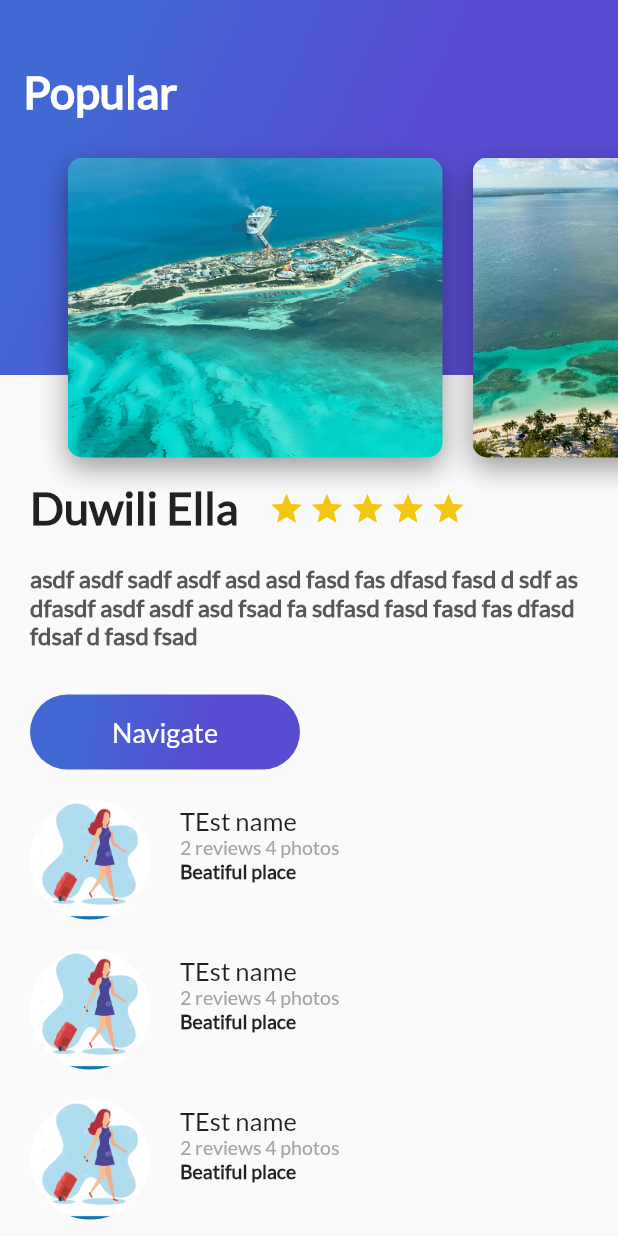
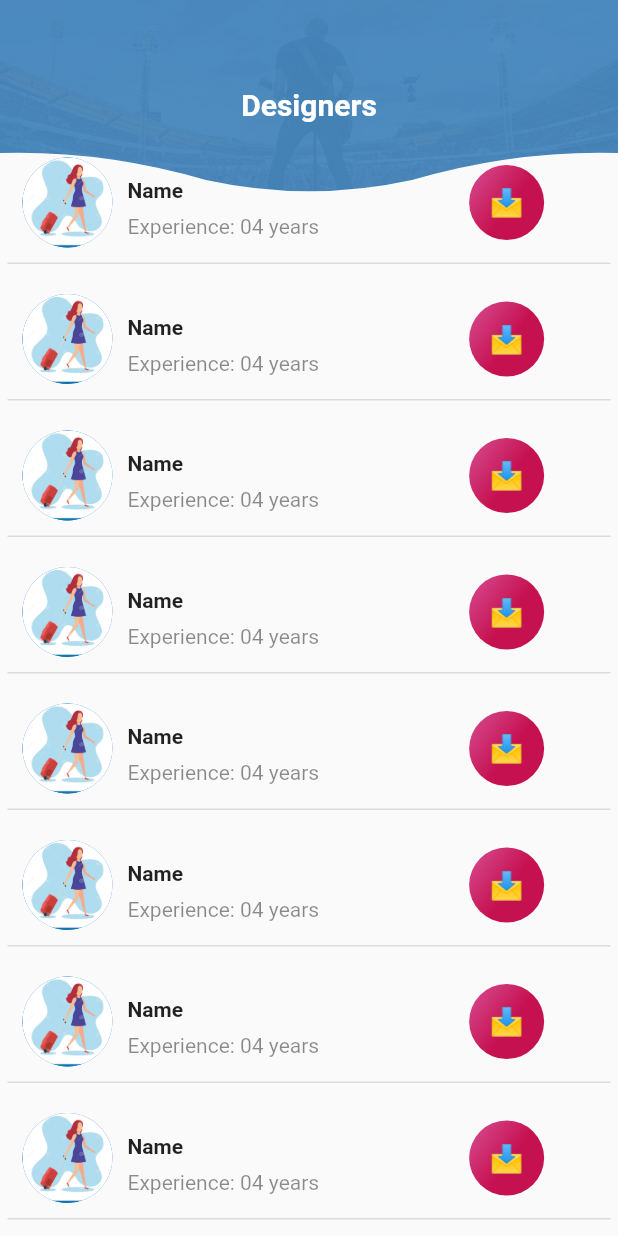
Before and after one commit to kenny08gt/places-flutter, a Flutter app: the screen it shows after launch, on a phone screen of 412 x 824 dp. Run offline on Flutter 3.47's test engine with Material 2 defaults, Android fonts, the phone set to English and light mode, and no system bars.

Commit message:
Complete custome appbar

```diff
--- /dev/null
+++ b/lib/custome_appbar.dart
@@ -0,0 +1,69 @@
+import 'package:flutter/material.dart';
+
+
+class CustomeHeaderAppBar extends StatelessWidget {
+  @override
+  Widget build(BuildContext context) {
+    var stackHeaderAppBar = Stack(
+      children: [
+        Container(
+            child: ClipPath(
+              clipper: WaveClipper(),
+              child: Container(
+                height: 140,
+                width: double.infinity,
+                alignment: Alignment.center,
+                decoration: BoxDecoration(
+                    image: DecorationImage(
+                        fit: BoxFit.cover,
+                        image: AssetImage("assets/imgs/metallica.jpg"),
+                        colorFilter: ColorFilter.mode(
+                            Color.fromRGBO(70, 135, 190, 0.95),
+                            BlendMode.srcATop
+                        )
+                    )
+                ),
+                child: Text("Designers",
+                  style: TextStyle(
+                      fontSize: 20,
+                      color: Colors.white,
+                      fontWeight: FontWeight.bold
+                  ),),
+              ),
+            )
+        )
+      ],
+    );
+    return stackHeaderAppBar;
+  }
+
+}
+
+class WaveClipper extends CustomClipper<Path> {
+  @override
+  Path getClip(Size size) {
+    var path = new Path();
+    path.lineTo(0.0, size.height - 38);
+    var firstStart = Offset(size.width / 6, size.height - 40);
+    var firstEnd = Offset(size.width / 2 - size.width / 6, size.height - 20);
+    path.quadraticBezierTo(
+        firstStart.dx, firstStart.dy, firstEnd.dx, firstEnd.dy);
+    var secondStart = Offset(size.width / 2, size.height - 5);
+    var secondEnd = Offset(size.width / 2 + size.width / 6, size.height - 20);
+    path.quadraticBezierTo(
+        secondStart.dx, secondStart.dy, secondEnd.dx, secondEnd.dy);
+    var thirdStart = Offset(size.width - (size.width / 6), size.height - 40);
+    var thirdEnd = Offset(size.width, size.height - 38);
+    path.quadraticBezierTo(
+        thirdStart.dx, thirdStart.dy, thirdEnd.dx, thirdEnd.dy);
+    path.lineTo(size.width, 0.0);
+    path.close();
+    return path;
+  }
+
+  @override
+  bool shouldReclip(covariant CustomClipper<Path> oldClipper) {
+    return false;
+  }
+
+}
--- a/lib/main.dart
+++ b/lib/main.dart
@@ -1,18 +1,17 @@
 import 'package:flutter/material.dart';
 import 'package:flutter/services.dart';
+import 'package:platzi_trips_app/custome_appbar.dart';
 import 'package:platzi_trips_app/header_appbar.dart';
 import 'package:platzi_trips_app/place/description_place.dart';
 import 'package:platzi_trips_app/place/gradient_back.dart';
 import 'package:platzi_trips_app/place/review.dart';
 import 'package:platzi_trips_app/place/review_list.dart';
+import 'package:platzi_trips_app/widget_list_exercise.dart';
 
 void main() {
-  SystemChrome.setSystemUIOverlayStyle(
-      SystemUiOverlayStyle(
-          statusBarColor: Colors.transparent,
-          statusBarBrightness: Brightness.light
-      )
-  );
+  SystemChrome.setSystemUIOverlayStyle(SystemUiOverlayStyle(
+      statusBarColor: Colors.transparent,
+      statusBarBrightness: Brightness.light));
   runApp(MyApp());
 }
 
@@ -21,35 +20,34 @@ class MyApp extends StatelessWidget {
   @override
   Widget build(BuildContext context) {
     return MaterialApp(
-      title: 'Flutter Demo',
+      title: 'Flutter Demo Platzi Course',
       theme: ThemeData(
-        // This is the theme of your application.
-        //
-        // Try running your application with "flutter run". You'll see the
-        // application has a blue toolbar. Then, without quitting the app, try
-        // changing the primarySwatch below to Colors.green and then invoke
-        // "hot reload" (press "r" in the console where you ran "flutter run",
-        // or simply save your changes to "hot reload" in a Flutter IDE).
-        // Notice that the counter didn't reset back to zero; the application
-        // is not restarted.
         primarySwatch: Colors.blue,
       ),
       home: Scaffold(
-          body: Stack(
+          body:
+          Stack(
         children: [
-          ListView(
-            children: [
-              DescriptionPlace(
-                  'Duwili Ella',
-                  4,
-                  'asdf asdf sadf asdf asd asd fasd fas dfasd fasd d sdf as dfasdf asdf asdf asd fsad fa sdf'
-                      'asd fasd fasd fas dfasd fdsaf d fasd fsad '),
-              ReviewList()
-            ],
-          ),
-          HeaderAppBar(),
-        ],
-      )),
+          CustomeHeaderAppBar(),
+          DesignersList()
+        ])
+
+      //     Stack(
+      //   children: [
+      //     ListView(
+      //       children: [
+      //         DescriptionPlace(
+      //             'Duwili Ella',
+      //             4,
+      //             'asdf asdf sadf asdf asd asd fasd fas dfasd fasd d sdf as dfasdf asdf asdf asd fsad fa sdf'
+      //                 'asd fasd fasd fas dfasd fdsaf d fasd fsad '),
+      //         ReviewList()
+      //       ],
+      //     ),
+      //     HeaderAppBar(),
+      //   ],
+      // )
+      ),
       // MyHomePage(title: 'Flutter Demo Home Page'),
     );
   }
--- /dev/null
+++ b/lib/widget_list_exercise.dart
@@ -0,0 +1,110 @@
+import 'package:flutter/material.dart';
+
+class DesignersList extends StatelessWidget {
+  @override
+  Widget build(BuildContext context) {
+    final avatar = Container(
+      height: 60.0,
+      width: 60.0,
+      child: CircleAvatar(
+        backgroundImage: AssetImage('assets/imgs/avatar-girl.jpg'),
+      ),
+    );
+
+    final name = Container(
+      margin: EdgeInsets.only(
+        top: 8.0,
+        left: 10.0,
+      ),
+      child: Text(
+        'Name',
+        style: TextStyle(
+          fontWeight: FontWeight.bold,
+        ),
+      ),
+    );
+
+    final experience = Container(
+        margin: EdgeInsets.only(
+          top: 8.0,
+          left: 10.0,
+        ),
+        child: Text(
+          'Experience: 04 years',
+          style: TextStyle(fontWeight: FontWeight.w400, color: Colors.black45),
+        ));
+
+    final actionIcon = InkWell(
+      onTap: () {
+        Scaffold.of(context).showSnackBar(SnackBar(
+          content: Text('Contact now!'),
+        ));
+      },
+      child: Container(
+        margin: EdgeInsets.only(
+          left: 100.0,
+          right: 10.0,
+        ),
+        height: 50.0,
+        width: 50.0,
+        decoration: BoxDecoration(
+            borderRadius: BorderRadius.circular(30.0),
+            gradient: LinearGradient(
+                colors: [
+                  Color(0xFFD34286),
+                  Color(0xFFC61150),
+                ],
+                begin: FractionalOffset(0.2, 0.0),
+                end: FractionalOffset(1.0, 0.6),
+                stops: [0.0, 0.6],
+                tileMode: TileMode.clamp)),
+        child: Center(
+          child: Text(
+            '📩',
+            style: TextStyle(
+                fontSize: 18.0, fontFamily: "Lato", color: Colors.white),
+          ),
+        ),
+      ),
+    );
+
+    final element = Container(
+      margin: EdgeInsets.all(5.0),
+      padding: EdgeInsets.all(10.0),
+      decoration: BoxDecoration(
+          border:
+              Border(bottom: BorderSide(color: Colors.black12, width: 1.0))),
+      child: Row(
+        children: [
+          avatar,
+          Column(
+            crossAxisAlignment: CrossAxisAlignment.start,
+            children: [name, experience],
+          ),
+          actionIcon
+        ],
+      ),
+    );
+
+    return Container(
+      margin: EdgeInsets.only(
+        top: 90.0
+      ),
+      child: ListView(
+        children: [
+          element,
+          element,
+          element,
+          element,
+          element,
+          element,
+          element,
+          element,
+          element,
+          element,
+          element,
+        ],
+      ),
+    );
+  }
+}
```
